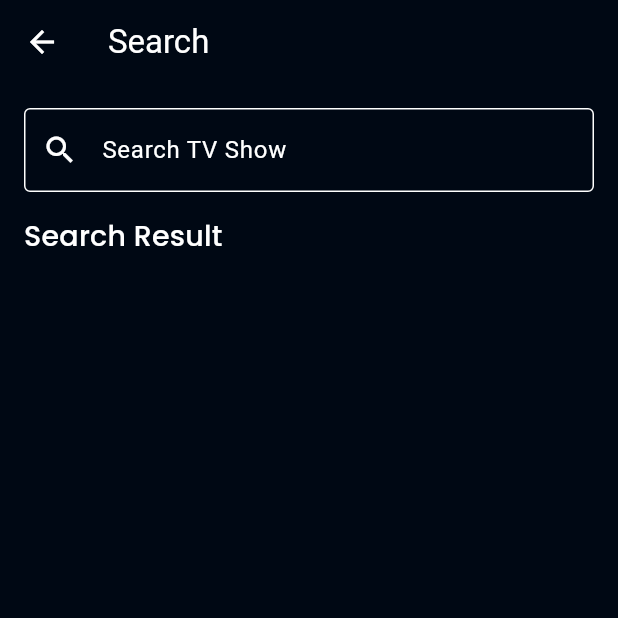
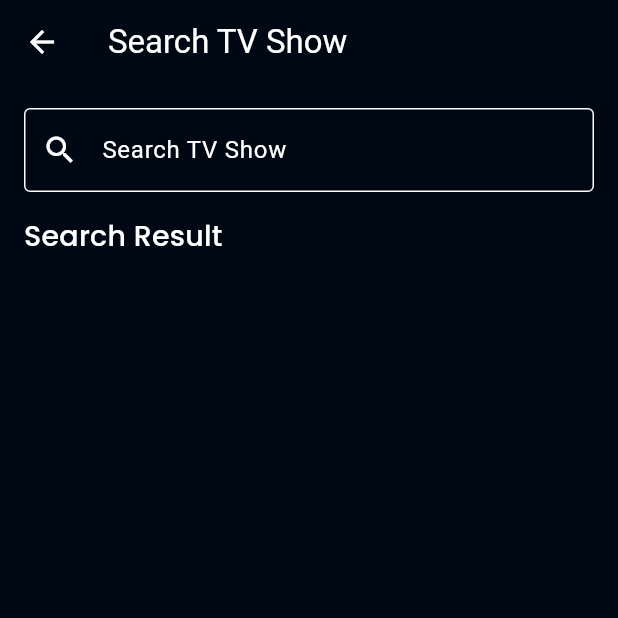
Before and after one commit to kelvinht-code/movie_tv_flutter, a Flutter app: the SearchTvShowPage screen opened by its route, on a phone screen of 412 x 824 dp, the top half of it. Run offline on Flutter 3.47's test engine with Material 3 defaults, Android fonts, the phone set to English and light mode, and no system bars; our stand-ins replace bloc, cached_network_image, dartz, equatable, flutter_bloc, flutter_rating_bar and 4 more; accounts and stored records are empty; network calls fail.

Commit message:
Implement BLOC for Search TV Show

```diff
--- a/lib/main.dart
+++ b/lib/main.dart
@@ -4,6 +4,7 @@ import 'package:flutter_bloc/flutter_bloc.dart';
 import 'package:google_fonts/google_fonts.dart';
 import 'package:movie_tv_level_maximum/injection.dart' as di;
 import 'package:movie_tv_level_maximum/presentation/bloc/movie/search/search_movie_bloc.dart';
+import 'package:movie_tv_level_maximum/presentation/bloc/tv_show/search/search_tv_show_bloc.dart';
 import 'package:movie_tv_level_maximum/presentation/pages/about_page.dart';
 import 'package:movie_tv_level_maximum/presentation/pages/movie/home_movie_page.dart';
 import 'package:movie_tv_level_maximum/presentation/pages/movie/movie_detail_page.dart';
@@ -83,8 +84,8 @@ class MyApp extends StatelessWidget {
         ChangeNotifierProvider(
           create: (_) => di.locator<TvShowDetailNotifier>(),
         ),
-        ChangeNotifierProvider(
-          create: (_) => di.locator<TvShowSearchNotifier>(),
+        BlocProvider(
+          create: (_) => di.locator<SearchTvShowBloc>(),
         ),
         ChangeNotifierProvider(
           create: (_) => di.locator<WatchlistTvShowNotifier>(),
--- /dev/null
+++ b/lib/presentation/bloc/tv_show/search/search_tv_show_bloc.dart
@@ -0,0 +1,38 @@
+import 'package:bloc/bloc.dart';
+import 'package:equatable/equatable.dart';
+import 'package:movie_tv_level_maximum/domain/entities/tv_show/tv_show.dart';
+import 'package:movie_tv_level_maximum/domain/use_cases/tv_show/search_tv_shows.dart';
+import 'package:rxdart/rxdart.dart';
+
+part 'search_tv_show_event.dart';
+part 'search_tv_show_state.dart';
+
+class SearchTvShowBloc extends Bloc<SearchTvShowEvent, SearchTvShowState> {
+  final SearchTvShows _searchTvShows;
+
+  SearchTvShowBloc(this._searchTvShows) : super(SearchTvShowEmpty()) {
+    on<OnQueryTvShowChange>(
+      (event, emit) async {
+        final query = event.query;
+
+        print('Print Search Tv Show Bloc : $query');
+        emit(SearchTvShowLoading());
+        final result = await _searchTvShows.execute(query);
+
+        result.fold(
+          (failure) {
+            emit(SearchTvShowError(failure.message));
+          },
+          (data) {
+            emit(SearchTvShowHasData(data));
+          },
+        );
+      },
+      transformer: debounce(const Duration(milliseconds: 500)),
+    );
+  }
+
+  EventTransformer<T> debounce<T>(Duration duration) {
+    return (events, mapper) => events.debounceTime(duration).flatMap(mapper);
+  }
+}
--- /dev/null
+++ b/lib/presentation/bloc/tv_show/search/search_tv_show_event.dart
@@ -0,0 +1,17 @@
+part of 'search_tv_show_bloc.dart';
+
+abstract class SearchTvShowEvent extends Equatable {
+  const SearchTvShowEvent();
+
+  @override
+  List<Object?> get props => [];
+}
+
+class OnQueryTvShowChange extends SearchTvShowEvent {
+  final String query;
+
+  OnQueryTvShowChange(this.query);
+
+  @override
+  List<Object?> get props => [query];
+}
--- /dev/null
+++ b/lib/presentation/bloc/tv_show/search/search_tv_show_state.dart
@@ -0,0 +1,30 @@
+part of 'search_tv_show_bloc.dart';
+
+abstract class SearchTvShowState extends Equatable {
+  const SearchTvShowState();
+
+  @override
+  List<Object?> get props => [];
+}
+
+class SearchTvShowEmpty extends SearchTvShowState {}
+
+class SearchTvShowLoading extends SearchTvShowState {}
+
+class SearchTvShowError extends SearchTvShowState {
+  final String message;
+
+  SearchTvShowError(this.message);
+
+  @override
+  List<Object?> get props => [message];
+}
+
+class SearchTvShowHasData extends SearchTvShowState {
+  final List<TvShow> result;
+
+  SearchTvShowHasData(this.result);
+
+  @override
+  List<Object?> get props => [result];
+}
--- a/lib/presentation/pages/tv_show/search_tv_show_page.dart
+++ b/lib/presentation/pages/tv_show/search_tv_show_page.dart
@@ -1,10 +1,9 @@
 import 'package:flutter/material.dart';
-import 'package:movie_tv_level_maximum/presentation/provider/tv_show/tv_show_search_notifier.dart';
+import 'package:flutter_bloc/flutter_bloc.dart';
+import 'package:movie_tv_level_maximum/presentation/bloc/tv_show/search/search_tv_show_bloc.dart';
 import 'package:movie_tv_level_maximum/presentation/widgets/tv_show_card_list.dart';
-import 'package:provider/provider.dart';
 
 import '../../../common/constants.dart';
-import '../../../common/state_enum.dart';
 
 class SearchTvShowPage extends StatelessWidget {
   static const ROUTE_NAME = '/search-tvShow';
@@ -15,7 +14,7 @@ class SearchTvShowPage extends StatelessWidget {
   Widget build(BuildContext context) {
     return Scaffold(
       appBar: AppBar(
-        title: Text('Search'),
+        title: Text('Search TV Show'),
       ),
       body: Padding(
         padding: const EdgeInsets.all(16.0),
@@ -23,9 +22,10 @@ class SearchTvShowPage extends StatelessWidget {
           crossAxisAlignment: CrossAxisAlignment.start,
           children: [
             TextField(
-              onSubmitted: (query) {
-                Provider.of<TvShowSearchNotifier>(context, listen: false)
-                    .fetchTvShowSearch(query);
+              onChanged: (query) {
+                context
+                    .read<SearchTvShowBloc>()
+                    .add(OnQueryTvShowChange(query));
               },
               decoration: InputDecoration(
                 hintText: 'Search TV Show',
@@ -39,22 +39,28 @@ class SearchTvShowPage extends StatelessWidget {
               'Search Result',
               style: kHeading6,
             ),
-            Consumer<TvShowSearchNotifier>(
-              builder: (context, data, child) {
-                if (data.state == RequestState.Loading) {
+            BlocBuilder<SearchTvShowBloc, SearchTvShowState>(
+              builder: (context, state) {
+                if (state is SearchTvShowLoading) {
                   return Center(
                     child: CircularProgressIndicator(),
                   );
-                } else if (data.state == RequestState.Loaded) {
-                  final result = data.searchResult;
+                } else if (state is SearchTvShowHasData) {
+                  final result = state.result;
                   return Expanded(
                     child: ListView.builder(
                       padding: const EdgeInsets.all(8),
                       itemBuilder: (context, index) {
-                        final tvShow = data.searchResult[index];
+                        final tvShow = result[index];
                         return TvShowCard(tvShow);
                       },
                       itemCount: result.length,
+                    ),
+                  );
+                } else if (state is SearchTvShowError) {
+                  return Expanded(
+                    child: Center(
+                      child: Text(state.message),
                     ),
                   );
                 } else {
```
Also changed, not shown: lib/injection.dart (+2 -5 lines).
